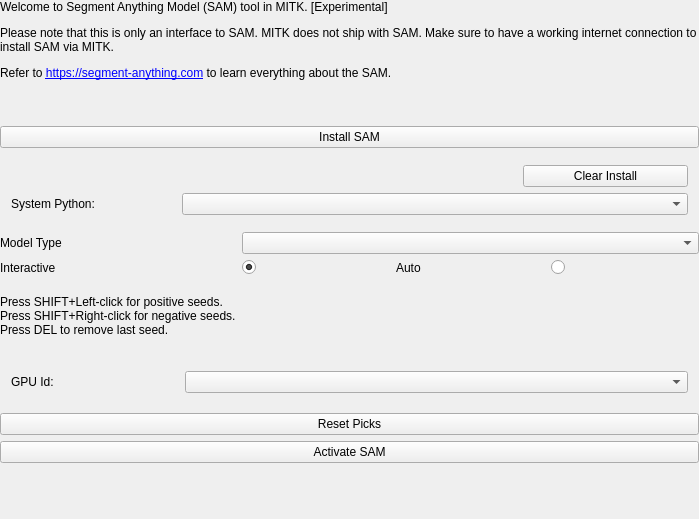
The window that Modules/SegmentationUI/Qmitk/QmitkSegmentAnythingGUIControls.ui (MITK/MITK) describes before a commit, drawn with Qt 5.
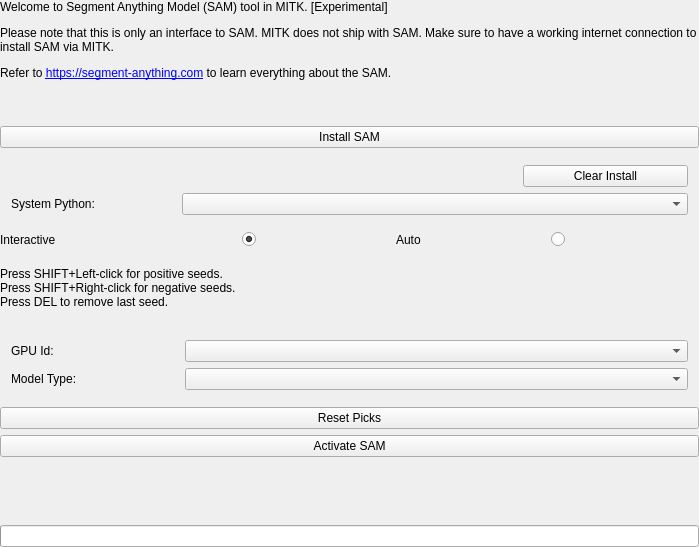
The same window after the commit. Custom widgets are drawn as their Qt base class.

What changed in the file:
```diff
--- a/Modules/SegmentationUI/Qmitk/QmitkSegmentAnythingGUIControls.ui
+++ b/Modules/SegmentationUI/Qmitk/QmitkSegmentAnythingGUIControls.ui
@@ -166,23 +166,6 @@
       </widget>
      </item>
 
-     <item row="3" column="0">
-      <widget class="QLabel" name="modelTypeLabel">
-       <property name="sizePolicy">
-        <sizepolicy hsizetype="Preferred" vsizetype="Preferred">
-         <horstretch>0</horstretch>
-         <verstretch>0</verstretch>
-        </sizepolicy>
-       </property>
-       <property name="text">
-        <string>Model Type</string>
-       </property>
-      </widget>
-     </item>
-     <item row="3" column="1" colspan="3">
-        <widget class="ctkComboBox" name="modelTypeComboBox"/>
-     </item>
-
      <item row="4" column="0">
       <widget class="QLabel" name="interactiveLabel">
        <property name="sizePolicy">
@@ -253,7 +236,7 @@
       </size>
      </property>
      <property name="title" stdset="0">
-      <string>Advanced</string>
+      <string>Preferences</string>
      </property>
      <property name="flat" stdset="0">
       <bool>true</bool>
@@ -298,6 +281,23 @@
         <item row="0" column="1" colspan="3">
          <widget class="ctkComboBox" name="gpuComboBox"/>
         </item>
+        <item row="1" column="0">
+         <widget class="QLabel" name="modelTypeLabel">
+          <property name="sizePolicy">
+           <sizepolicy hsizetype="Preferred" vsizetype="Preferred">
+            <horstretch>0</horstretch>
+            <verstretch>0</verstretch>
+           </sizepolicy>
+          </property>
+          <property name="text">
+           <string>Model Type:</string>
+          </property>
+         </widget>
+        </item>
+        <item row="1" column="1" colspan="3">
+         <widget class="ctkComboBox" name="modelTypeComboBox"/>
+        </item>   
+		
        </layout>
       </item>
      </layout>
@@ -354,6 +354,19 @@
      </property>
     </widget>
    </item>
+	  <item>
+		  <widget class="QProgressBar" name="samProgressBar">
+			  <property name="maximum">
+				  <number>1</number>
+			  </property>
+			  <property name="value">
+				  <number>0</number>
+			  </property>
+			  <property name="textVisible">
+				  <bool>false</bool>
+			  </property>
+		  </widget>
+	  </item>
   </layout>
  </widget>
  <layoutdefault spacing="6" margin="11"/>
```
